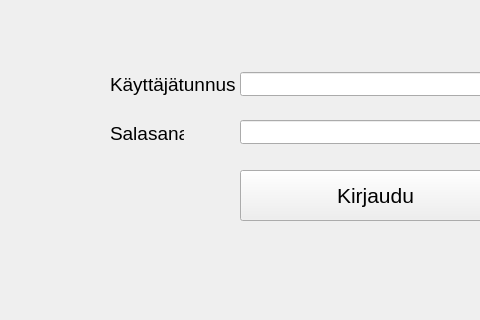
Qt form frontend/mainwindow.ui (22kmo-project/group_6) before a commit; both pictures show x 0 to 480 and y 0 to 320 of the 800 by 600 pixel window.
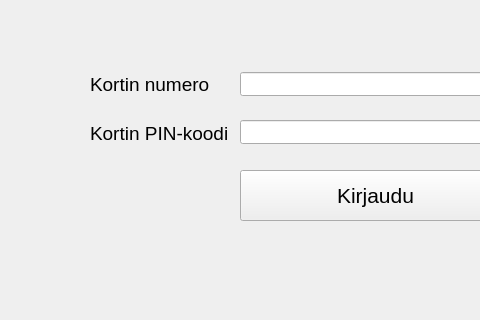
The same form after that commit.

```diff
--- a/frontend/mainwindow.ui
+++ b/frontend/mainwindow.ui
@@ -17,7 +17,7 @@
    <widget class="QLabel" name="label">
     <property name="geometry">
      <rect>
-      <x>110</x>
+      <x>90</x>
       <y>71</y>
       <width>131</width>
       <height>26</height>
@@ -29,7 +29,7 @@
      </font>
     </property>
     <property name="text">
-     <string>Käyttäjätunnus</string>
+     <string>Kortin numero</string>
     </property>
    </widget>
    <widget class="QLineEdit" name="textcard_pin">
@@ -66,9 +66,9 @@
    <widget class="QLabel" name="label_2">
     <property name="geometry">
      <rect>
-      <x>110</x>
+      <x>90</x>
       <y>120</y>
-      <width>74</width>
+      <width>151</width>
       <height>26</height>
      </rect>
     </property>
@@ -78,7 +78,7 @@
      </font>
     </property>
     <property name="text">
-     <string>Salasana</string>
+     <string>Kortin PIN-koodi</string>
     </property>
    </widget>
    <widget class="QLineEdit" name="textIdUser">
```
